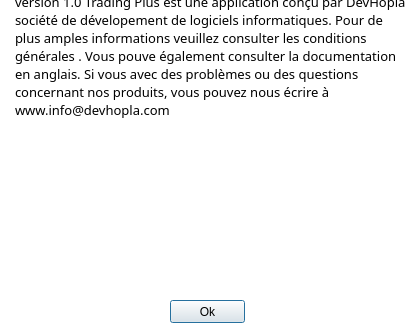
Old version of the form Projet3_TRADING/aboutdialog.ui in the repository MacFly669/myGitFiles.
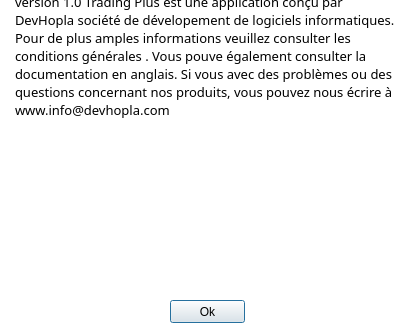
New version of the form. Icons and pictures are not drawn.

What changed in the file:
```diff
--- a/Projet3_TRADING/aboutdialog.ui
+++ b/Projet3_TRADING/aboutdialog.ui
@@ -11,7 +11,7 @@
    </rect>
   </property>
   <property name="sizePolicy">
-   <sizepolicy hsizetype="Fixed" vsizetype="Fixed">
+   <sizepolicy hsizetype="Maximum" vsizetype="Maximum">
     <horstretch>0</horstretch>
     <verstretch>0</verstretch>
    </sizepolicy>
@@ -311,7 +311,7 @@
     <rect>
      <x>10</x>
      <y>-30</y>
-     <width>401</width>
+     <width>391</width>
      <height>321</height>
     </rect>
    </property>
```
